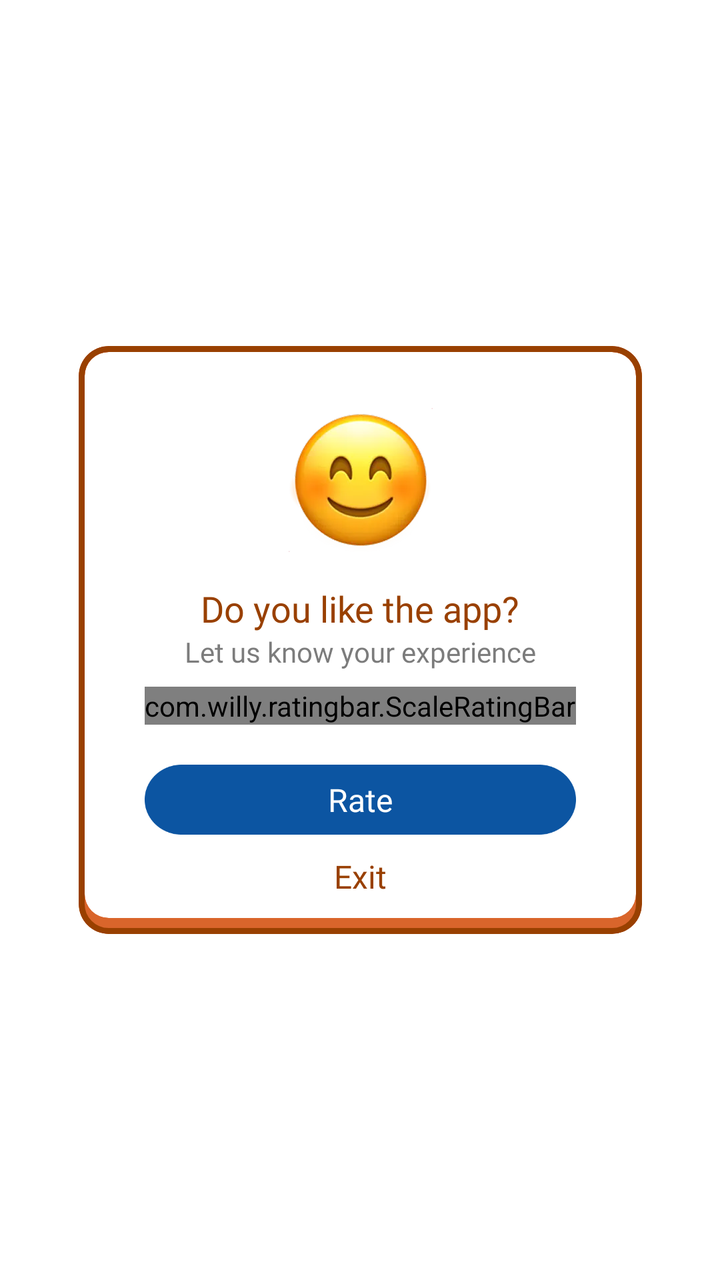
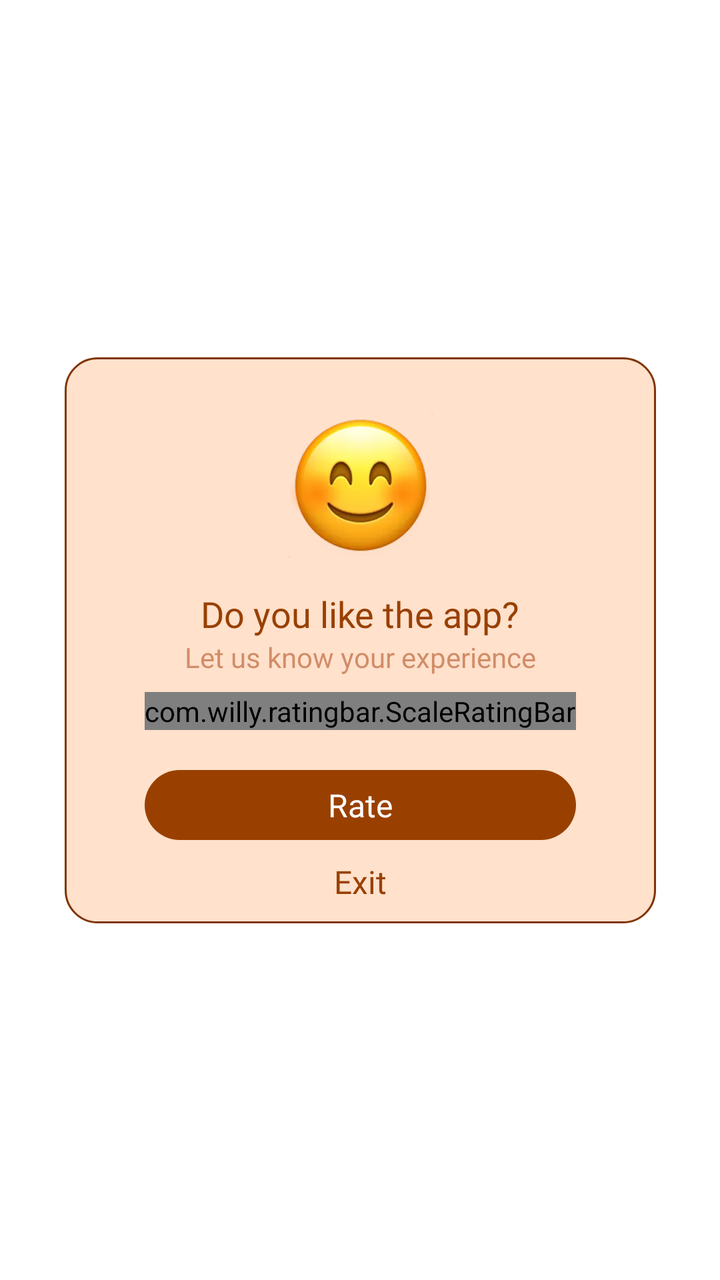

Before-and-after screenshots of an Android layout around one commit, followed by the original layout XML and the change that was made.
<!-- AndroidManifest.xml: application theme Base.Theme.BaseFragment -->
<!-- res/layout/dialog_rate.xml -->
<?xml version="1.0" encoding="utf-8"?>
<layout xmlns:android="http://schemas.android.com/apk/res/android"
    xmlns:app="http://schemas.android.com/apk/res-auto"
    xmlns:tools="http://schemas.android.com/tools">

    <androidx.constraintlayout.widget.ConstraintLayout
        android:layout_width="match_parent"
        android:layout_height="match_parent">


        <com.google.android.material.card.MaterialCardView
            android:id="@+id/material"
            android:layout_width="wrap_content"
            android:layout_height="wrap_content"
            android:layout_gravity="center"
            android:layout_marginHorizontal="@dimen/dimension_35"
            android:foreground="@color/transparent"
            app:cardBackgroundColor="@color/app_color2"
            app:cardCornerRadius="@dimen/dimension_15"
            app:layout_constraintBottom_toBottomOf="parent"
            app:layout_constraintEnd_toEndOf="parent"
            app:layout_constraintStart_toStartOf="parent"
            app:layout_constraintTop_toTopOf="parent"
            app:strokeColor="@color/app_color"
            app:strokeWidth="@dimen/dimension_3">

<com.google.android.material.card.MaterialCardView
    android:layout_width="wrap_content"
    android:layout_height="wrap_content"
    app:cardBackgroundColor="@color/white"
    android:layout_marginHorizontal="@dimen/dimension_3"
    android:layout_marginTop="@dimen/dimension_3"
    android:layout_marginBottom="@dimen/dimension_8"
    app:strokeWidth="@dimen/dimension_0"
    app:cardCornerRadius="@dimen/dimension_12">
    <androidx.constraintlayout.widget.ConstraintLayout
        android:id="@+id/contrainRate"
        android:layout_width="wrap_content"
        android:layout_height="wrap_content"
        android:layout_gravity="center"
        android:foreground="@color/transparent"
        android:paddingHorizontal="@dimen/dimension_30"
        app:layout_constraintBottom_toBottomOf="parent"
        app:layout_constraintTop_toTopOf="parent">

        <androidx.appcompat.widget.AppCompatImageView
            android:id="@+id/imvAvtRate"
            android:layout_width="@dimen/dimension_72"
            android:layout_height="@dimen/dimension_72"
            android:layout_marginTop="@dimen/dimension_28"
            android:src="@drawable/ic_rate_rero"
            app:layout_constraintEnd_toEndOf="parent"
            app:layout_constraintStart_toStartOf="parent"
            app:layout_constraintTop_toTopOf="parent" />

        <TextView
            android:id="@+id/tv1"
            android:layout_width="match_parent"
            android:layout_height="wrap_content"
            android:layout_marginTop="@dimen/dimension_16"
            android:fontFamily="@font/roboto_medium"
            android:freezesText="true"
            android:gravity="center"

            android:text="@string/zero_star_title"
            android:textColor="@color/app_color"
            android:textSize="@dimen/text_size_18"
            app:layout_constraintEnd_toEndOf="parent"
            app:layout_constraintStart_toStartOf="parent"
            app:layout_constraintTop_toBottomOf="@id/imvAvtRate"
            app:outerStrokeColor="@color/app_color"
            app:outerStrokeWidth="@dimen/dimension_1" />

        <androidx.appcompat.widget.AppCompatTextView
            android:id="@+id/tv2"
            android:layout_width="match_parent"
            android:layout_height="wrap_content"
            android:fontFamily="@font/roboto_regular"
            android:freezesText="true"
            android:gravity="center"
            android:text="@string/zero_star"
            android:textColor="@color/black5"
            android:textSize="@dimen/text_size_14"
            app:layout_constraintEnd_toEndOf="parent"
            app:layout_constraintStart_toStartOf="parent"
            app:layout_constraintTop_toBottomOf="@id/tv1" />

        <com.willy.ratingbar.ScaleRatingBar
            android:id="@+id/ll1"
            android:layout_width="wrap_content"
            android:layout_height="wrap_content"
            android:layout_marginTop="@dimen/dimension_8"
            app:layout_constraintEnd_toEndOf="parent"
            app:layout_constraintStart_toStartOf="parent"
            app:layout_constraintTop_toBottomOf="@id/tv2"
            app:srb_clearRatingEnabled="false"
            app:srb_clickable="true"
            app:srb_drawableEmpty="@drawable/ic_rate_not"
            app:srb_drawableFilled="@drawable/ic_rate"
            app:srb_isIndicator="false"
            app:srb_minimumStars="0"
            app:srb_numStars="0"
            app:srb_rating="0"
            app:srb_scrollable="true"
            app:srb_starHeight="@dimen/dimension_30"
            app:srb_starPadding="@dimen/dimension_4"
            app:srb_starWidth="@dimen/dimension_30"
            app:srb_stepSize="1" />

        <LinearLayout
            android:layout_width="@dimen/dimension_0"
            android:layout_height="wrap_content"
            android:gravity="center"
            android:orientation="vertical"
            app:layout_constraintBottom_toBottomOf="parent"
            app:layout_constraintEnd_toEndOf="parent"
            app:layout_constraintStart_toStartOf="parent"
            app:layout_constraintTop_toBottomOf="@id/ll1">

            <FrameLayout
                android:layout_width="match_parent"
                android:layout_height="@dimen/dimension_35"
                android:layout_marginTop="@dimen/dimension_20"
                android:background="@drawable/bg_rated"
                app:cardElevation="@dimen/dimension_0">

                <TextView
                    android:id="@+id/btnVote"
                    android:layout_width="match_parent"
                    android:layout_height="match_parent"
                    android:fontFamily="@font/roboto_medium"
                    android:gravity="center"
                    android:paddingVertical="@dimen/dimension_5"
                    android:text="@string/rate"
                    android:textAllCaps="false"
                    android:textColor="@color/white"
                    android:textSize="@dimen/text_size_16" />
            </FrameLayout>
            
            
            
            
            
            
            
            
            
            
            
            

            <androidx.appcompat.widget.AppCompatTextView
                android:id="@+id/btnExit"
                android:layout_width="wrap_content"
                android:layout_height="wrap_content"
                android:fontFamily="@font/roboto_medium"
                android:gravity="center"
                android:paddingHorizontal="@dimen/dimension_30"
                android:paddingVertical="@dimen/dimension_10"
                android:text="@string/exit"
                android:textAllCaps="false"
                android:textColor="@color/app_color"
                android:textSize="@dimen/text_size_16" />
        </LinearLayout>
    </androidx.constraintlayout.widget.ConstraintLayout>

</com.google.android.material.card.MaterialCardView>

        </com.google.android.material.card.MaterialCardView>

    </androidx.constraintlayout.widget.ConstraintLayout>
</layout>
<!-- resources referenced by this layout -->
<resources>
  <color name="app_color">#994000</color>
  <color name="app_color2">#D9652B</color>
  <color name="black5">#99242424</color>
  <color name="transparent">#00FFFFFF</color>
  <color name="white">#FFFFFFFF</color>
  <dimen name="dimension_0">0dp</dimen>
  <dimen name="dimension_1">1dp</dimen>
  <dimen name="dimension_10">10dp</dimen>
  <dimen name="dimension_12">12dp</dimen>
  <dimen name="dimension_15">15dp</dimen>
  <dimen name="dimension_16">16dp</dimen>
  <dimen name="dimension_20">20dp</dimen>
  <dimen name="dimension_28">28dp</dimen>
  <dimen name="dimension_3">3dp</dimen>
  <dimen name="dimension_30">30dp</dimen>
  <dimen name="dimension_35">35dp</dimen>
  <dimen name="dimension_4">4dp</dimen>
  <dimen name="dimension_5">5dp</dimen>
  <dimen name="dimension_72">72dp</dimen>
  <dimen name="dimension_8">8dp</dimen>
  <dimen name="text_size_14">14sp</dimen>
  <dimen name="text_size_16">16sp</dimen>
  <dimen name="text_size_18">18sp</dimen>
  <!-- drawable bg_rated: png bitmap (drawable, 3642 bytes) -->
  <!-- drawable ic_rate (drawable) -->
  <vector xmlns:android="http://schemas.android.com/apk/res/android"
      android:width="27dp"
      android:height="26dp"
      android:viewportWidth="27"
      android:viewportHeight="26">
      <path
          android:fillColor="#FFFFD700"
          android:pathData="M12.22 0.56c0.37-0.75 1.43-0.75 1.8 0l3.27 6.64c0.15 0.3 0.43 0.5 0.76 0.55l7.33 1.06c0.82 0.12 1.15 1.13 0.55 1.71l-5.3 5.17c-0.24 0.23-0.35 0.56-0.29 0.89l1.25 7.3c0.14 0.82-0.72 1.44-1.45 1.05l-6.56-3.44c-0.29-0.16-0.64-0.16-0.93 0L6.1 24.93c-0.73 0.39-1.59-0.23-1.45-1.05l1.26-7.3c0.05-0.33-0.06-0.66-0.3-0.89l-5.3-5.17c-0.59-0.58-0.26-1.59 0.56-1.7l7.33-1.07C8.5 7.7 8.79 7.5 8.94 7.2l3.28-6.64Z"/>
  </vector>
  <!-- drawable ic_rate_not (drawable) -->
  <vector xmlns:android="http://schemas.android.com/apk/res/android"
      android:width="27dp"
      android:height="26dp"
      android:viewportWidth="27"
      android:viewportHeight="26">
      <path
          android:fillColor="#FFC4C4C4"
          android:strokeColor="#FFFFFFFF"
          android:strokeWidth="1"
          android:pathData="M12.67 0.78c0.18-0.37 0.71-0.37 0.9 0l3.28 6.64c0.21 0.45 0.64 0.75 1.12 0.82l7.34 1.07c0.4 0.06 0.57 0.56 0.27 0.85l-5.3 5.17c-0.36 0.35-0.52 0.84-0.43 1.33l1.25 7.3c0.07 0.41-0.36 0.72-0.73 0.53l-6.55-3.45c-0.44-0.23-0.96-0.23-1.4 0L5.86 24.5c-0.36 0.2-0.8-0.12-0.72-0.53l1.25-7.3c0.08-0.49-0.08-0.98-0.43-1.33l-5.3-5.17c-0.3-0.29-0.14-0.8 0.27-0.85l7.33-1.07C8.75 8.17 9.17 7.87 9.4 7.42l3.28-6.64Z"/>
  </vector>
  <!-- drawable ic_rate_rero: webp bitmap (drawable, 8498 bytes) -->
  <string name="exit">Exit</string>
  <string name="rate">Rate</string>
  <string name="zero_star">Let us know your experience</string>
  <string name="zero_star_title">Do you like the app?</string>
  <style name="Base.Theme.BaseFragment" parent="Theme.Material3.DayNight.NoActionBar">
          
          
          <item name="android:windowTranslucentStatus">false</item>
          <item name="android:windowDrawsSystemBarBackgrounds">true</item>
          <item name="android:statusBarColor">@android:color/transparent</item>
          <item name="android:navigationBarColor">@android:color/transparent</item>
          <item name="android:windowSoftInputMode">adjustResize</item>
          <item name="android:windowBackground">@color/white</item>
          <item name="android:windowIsTranslucent">false</item>
          <item name="android:windowDisablePreview">true</item>
      </style>
</resources>

<!-- the commit's change to res/layout/dialog_rate.xml (unified diff, before → after) -->
@@ -8,165 +8,140 @@
         android:layout_height="match_parent">
 
 
-        <com.google.android.material.card.MaterialCardView
-            android:id="@+id/material"
-            android:layout_width="wrap_content"
-            android:layout_height="wrap_content"
-            android:layout_gravity="center"
-            android:layout_marginHorizontal="@dimen/dimension_35"
-            android:foreground="@color/transparent"
-            app:cardBackgroundColor="@color/app_color2"
-            app:cardCornerRadius="@dimen/dimension_15"
-            app:layout_constraintBottom_toBottomOf="parent"
-            app:layout_constraintEnd_toEndOf="parent"
-            app:layout_constraintStart_toStartOf="parent"
-            app:layout_constraintTop_toTopOf="parent"
-            app:strokeColor="@color/app_color"
-            app:strokeWidth="@dimen/dimension_3">
+        <androidx.constraintlayout.widget.ConstraintLayout
+                android:id="@+id/contrainRate"
+                android:layout_width="wrap_content"
+                android:layout_height="wrap_content"
+                android:layout_gravity="center"
+                android:background="@drawable/bg_16_cosplay"
+                android:foreground="@color/transparent"
+                android:paddingHorizontal="@dimen/dimension_40"
+                app:layout_constraintBottom_toBottomOf="parent"
+                app:layout_constraintTop_toTopOf="parent"
+                app:layout_constraintEnd_toEndOf="parent"
+                app:layout_constraintStart_toStartOf="parent">
 
-<com.google.android.material.card.MaterialCardView
-    android:layout_width="wrap_content"
-    android:layout_height="wrap_content"
-    app:cardBackgroundColor="@color/white"
-    android:layout_marginHorizontal="@dimen/dimension_3"
-    android:layout_marginTop="@dimen/dimension_3"
-    android:layout_marginBottom="@dimen/dimension_8"
-    app:strokeWidth="@dimen/dimension_0"
-    app:cardCornerRadius="@dimen/dimension_12">
-    <androidx.constraintlayout.widget.ConstraintLayout
-        android:id="@+id/contrainRate"
-        android:layout_width="wrap_content"
-        android:layout_height="wrap_content"
-        android:layout_gravity="center"
-        android:foreground="@color/transparent"
-        android:paddingHorizontal="@dimen/dimension_30"
-        app:layout_constraintBottom_toBottomOf="parent"
-        app:layout_constraintTop_toTopOf="parent">
+            <androidx.appcompat.widget.AppCompatImageView
+                    android:id="@+id/imvAvtRate"
+                    android:layout_width="@dimen/dimension_72"
+                    android:layout_height="@dimen/dimension_72"
+                    android:layout_marginTop="@dimen/dimension_28"
+                    android:src="@drawable/ic_rate_rero"
+                    app:layout_constraintEnd_toEndOf="parent"
+                    app:layout_constraintStart_toStartOf="parent"
+                    app:layout_constraintTop_toTopOf="parent"/>
 
-        <androidx.appcompat.widget.AppCompatImageView
-            android:id="@+id/imvAvtRate"
-            android:layout_width="@dimen/dimension_72"
-            android:layout_height="@dimen/dimension_72"
-            android:layout_marginTop="@dimen/dimension_28"
-            android:src="@drawable/ic_rate_rero"
-            app:layout_constraintEnd_toEndOf="parent"
-            app:layout_constraintStart_toStartOf="parent"
-            app:layout_constraintTop_toTopOf="parent" />
+            <TextView
+                    android:id="@+id/tv1"
+                    android:layout_width="match_parent"
+                    android:layout_height="wrap_content"
+                    android:layout_marginTop="@dimen/dimension_16"
+                    android:fontFamily="@font/roboto_medium"
+                    android:freezesText="true"
+                    android:gravity="center"
 
-        <TextView
-            android:id="@+id/tv1"
-            android:layout_width="match_parent"
-            android:layout_height="wrap_content"
-            android:layout_marginTop="@dimen/dimension_16"
-            android:fontFamily="@font/roboto_medium"
-            android:freezesText="true"
-            android:gravity="center"
-
-            android:text="@string/zero_star_title"
-            android:textColor="@color/app_color"
-            android:textSize="@dimen/text_size_18"
-            app:layout_constraintEnd_toEndOf="parent"
-            app:layout_constraintStart_toStartOf="parent"
-            app:layout_constraintTop_toBottomOf="@id/imvAvtRate"
-            app:outerStrokeColor="@color/app_color"
-            app:outerStrokeWidth="@dimen/dimension_1" />
-
-        <androidx.appcompat.widget.AppCompatTextView
-            android:id="@+id/tv2"
-            android:layout_width="match_parent"
-            android:layout_height="wrap_content"
-            android:fontFamily="@font/roboto_regular"
-            android:freezesText="true"
-            android:gravity="center"
-            android:text="@string/zero_star"
-            android:textColor="@color/black5"
-            android:textSize="@dimen/text_size_14"
-            app:layout_constraintEnd_toEndOf="parent"
-            app:layout_constraintStart_toStartOf="parent"
-            app:layout_constraintTop_toBottomOf="@id/tv1" />
-
-        <com.willy.ratingbar.ScaleRatingBar
-            android:id="@+id/ll1"
-            android:layout_width="wrap_content"
-            android:layout_height="wrap_content"
-            android:layout_marginTop="@dimen/dimension_8"
-            app:layout_constraintEnd_toEndOf="parent"
-            app:layout_constraintStart_toStartOf="parent"
-            app:layout_constraintTop_toBottomOf="@id/tv2"
-            app:srb_clearRatingEnabled="false"
-            app:srb_clickable="true"
-            app:srb_drawableEmpty="@drawable/ic_rate_not"
-            app:srb_drawableFilled="@drawable/ic_rate"
-            app:srb_isIndicator="false"
-            app:srb_minimumStars="0"
-            app:srb_numStars="0"
-            app:srb_rating="0"
-            app:srb_scrollable="true"
-            app:srb_starHeight="@dimen/dimension_30"
-            app:srb_starPadding="@dimen/dimension_4"
-            app:srb_starWidth="@dimen/dimension_30"
-            app:srb_stepSize="1" />
-
-        <LinearLayout
-            android:layout_width="@dimen/dimension_0"
-            android:layout_height="wrap_content"
-            android:gravity="center"
-            android:orientation="vertical"
-            app:layout_constraintBottom_toBottomOf="parent"
-            app:layout_constraintEnd_toEndOf="parent"
-            app:layout_constraintStart_toStartOf="parent"
-            app:layout_constraintTop_toBottomOf="@id/ll1">
-
-            <FrameLayout
-                android:layout_width="match_parent"
-                android:layout_height="@dimen/dimension_35"
-                android:layout_marginTop="@dimen/dimension_20"
-                android:background="@drawable/bg_rated"
-                app:cardElevation="@dimen/dimension_0">
-
-                <TextView
-                    android:id="@+id/btnVote"
-                    android:layout_width="match_parent"
-                    android:layout_height="match_parent"
-                    android:fontFamily="@font/roboto_medium"
-                    android:gravity="center"
-                    android:paddingVertical="@dimen/dimension_5"
-                    android:text="@string/rate"
-                    android:textAllCaps="false"
-                    android:textColor="@color/white"
-                    android:textSize="@dimen/text_size_16" />
-            </FrameLayout>
-            
-            
-            
-            
-            
-            
-            
-            
-            
-            
-            
-            
+                    android:text="@string/zero_star_title"
+                    android:textColor="@color/app_color"
+                    android:textSize="@dimen/text_size_18"
+                    app:layout_constraintEnd_toEndOf="parent"
+                    app:layout_constraintStart_toStartOf="parent"
+                    app:layout_constraintTop_toBottomOf="@id/imvAvtRate"
+                    app:outerStrokeColor="@color/app_color"
+                    app:outerStrokeWidth="@dimen/dimension_1"/>
 
             <androidx.appcompat.widget.AppCompatTextView
-                android:id="@+id/btnExit"
-                android:layout_width="wrap_content"
-                android:layout_height="wrap_content"
-                android:fontFamily="@font/roboto_medium"
-                android:gravity="center"
-                android:paddingHorizontal="@dimen/dimension_30"
-                android:paddingVertical="@dimen/dimension_10"
-                android:text="@string/exit"
-                android:textAllCaps="false"
-                android:textColor="@color/app_color"
-                android:textSize="@dimen/text_size_16" />
-        </LinearLayout>
-    </androidx.constraintlayout.widget.ConstraintLayout>
+                    android:id="@+id/tv2"
+                    android:layout_width="match_parent"
+                    android:layout_height="wrap_content"
+                    android:fontFamily="@font/roboto_regular"
+                    android:freezesText="true"
+                    android:gravity="center"
+                    android:text="@string/zero_star"
+                    android:textColor="@color/app_color12"
+                    android:textSize="@dimen/text_size_14"
+                    app:layout_constraintEnd_toEndOf="parent"
+                    app:layout_constraintStart_toStartOf="parent"
+                    app:layout_constraintTop_toBottomOf="@id/tv1"/>
 
-</com.google.android.material.card.MaterialCardView>
+            <com.willy.ratingbar.ScaleRatingBar
+                    android:id="@+id/ll1"
+                    android:layout_width="wrap_content"
+                    android:layout_height="wrap_content"
+                    android:layout_marginTop="@dimen/dimension_8"
+                    app:layout_constraintEnd_toEndOf="parent"
+                    app:layout_constraintStart_toStartOf="parent"
+                    app:layout_constraintTop_toBottomOf="@id/tv2"
+                    app:srb_clearRatingEnabled="false"
+                    app:srb_clickable="true"
+                    app:srb_drawableEmpty="@drawable/ic_rate_not"
+                    app:srb_drawableFilled="@drawable/ic_rate"
+                    app:srb_isIndicator="false"
+                    app:srb_minimumStars="0"
+                    app:srb_numStars="0"
+                    app:srb_rating="0"
+                    app:srb_scrollable="true"
+                    app:srb_starHeight="@dimen/dimension_30"
+                    app:srb_starPadding="@dimen/dimension_4"
+                    app:srb_starWidth="@dimen/dimension_30"
+                    app:srb_stepSize="1"/>
 
-        </com.google.android.material.card.MaterialCardView>
+            <LinearLayout
+                    android:layout_width="@dimen/dimension_0"
+                    android:layout_height="wrap_content"
+                    android:gravity="center"
+                    android:orientation="vertical"
+                    app:layout_constraintBottom_toBottomOf="parent"
+                    app:layout_constraintEnd_toEndOf="parent"
+                    app:layout_constraintStart_toStartOf="parent"
+                    app:layout_constraintTop_toBottomOf="@id/ll1">
+
+                <FrameLayout
+                        android:layout_width="match_parent"
+                        android:layout_height="@dimen/dimension_35"
+                        android:layout_marginTop="@dimen/dimension_20"
+                        android:background="@drawable/bg_rated"
+                        app:cardElevation="@dimen/dimension_0">
+
+                    <TextView
+                            android:id="@+id/btnVote"
+                            android:layout_width="match_parent"
+                            android:layout_height="match_parent"
+                            android:fontFamily="@font/roboto_medium"
+                            android:gravity="center"
+                            android:paddingVertical="@dimen/dimension_5"
+                            android:text="@string/rate"
+                            android:textAllCaps="false"
+                            android:textColor="@color/white"
+                            android:textSize="@dimen/text_size_16"/>
+                </FrameLayout>
+                
+                
+                
+                
+                
+                
+                
+                
+                
+                
+                
+                
+
+                <androidx.appcompat.widget.AppCompatTextView
+                        android:id="@+id/btnExit"
+                        android:layout_width="wrap_content"
+                        android:layout_height="wrap_content"
+                        android:fontFamily="@font/roboto_medium"
+                        android:gravity="center"
+                        android:paddingHorizontal="@dimen/dimension_30"
+                        android:paddingVertical="@dimen/dimension_10"
+                        android:text="@string/exit"
+                        android:textAllCaps="false"
+                        android:textColor="@color/app_color"
+                        android:textSize="@dimen/text_size_16"/>
+            </LinearLayout>
+        </androidx.constraintlayout.widget.ConstraintLayout>
+
 
     </androidx.constraintlayout.widget.ConstraintLayout>
 </layout>
<!-- resource entries referenced after the edit -->
@@ -1,50 +1,57 @@
 <!-- resources referenced by this layout -->
 <resources>
   <color name="app_color">#994000</color>
-  <color name="app_color2">#D9652B</color>
-  <color name="black5">#99242424</color>
+  <color name="app_color12">#99B25324</color>
   <color name="transparent">#00FFFFFF</color>
   <color name="white">#FFFFFFFF</color>
   <dimen name="dimension_0">0dp</dimen>
   <dimen name="dimension_1">1dp</dimen>
   <dimen name="dimension_10">10dp</dimen>
-  <dimen name="dimension_12">12dp</dimen>
-  <dimen name="dimension_15">15dp</dimen>
   <dimen name="dimension_16">16dp</dimen>
   <dimen name="dimension_20">20dp</dimen>
   <dimen name="dimension_28">28dp</dimen>
-  <dimen name="dimension_3">3dp</dimen>
   <dimen name="dimension_30">30dp</dimen>
   <dimen name="dimension_35">35dp</dimen>
   <dimen name="dimension_4">4dp</dimen>
+  <dimen name="dimension_40">40dp</dimen>
   <dimen name="dimension_5">5dp</dimen>
   <dimen name="dimension_72">72dp</dimen>
   <dimen name="dimension_8">8dp</dimen>
   <dimen name="text_size_14">14sp</dimen>
   <dimen name="text_size_16">16sp</dimen>
   <dimen name="text_size_18">18sp</dimen>
-  <!-- drawable bg_rated: png bitmap (drawable, 3642 bytes) -->
+  <!-- drawable bg_16_cosplay (drawable) -->
+  <?xml version="1.0" encoding="utf-8"?>
+  <shape xmlns:android="http://schemas.android.com/apk/res/android">
+      <solid android:color="@color/app_color9" />
+      <stroke android:color="@color/app_color8" android:width="@dimen/dimension_1"/>
+      <corners android:radius="@dimen/dimension_16" />
+  </shape>
+  <!-- drawable bg_rated (drawable) -->
+  <?xml version="1.0" encoding="utf-8"?>
+  <shape xmlns:android="http://schemas.android.com/apk/res/android">
+      <solid android:color="@color/app_color" />
+      <corners android:radius="@dimen/dimension_100" />
+  </shape>
   <!-- drawable ic_rate (drawable) -->
   <vector xmlns:android="http://schemas.android.com/apk/res/android"
-      android:width="27dp"
-      android:height="26dp"
-      android:viewportWidth="27"
-      android:viewportHeight="26">
+          android:width="27dp"
+          android:height="26dp"
+          android:viewportWidth="27"
+          android:viewportHeight="26">
       <path
-          android:fillColor="#FFFFD700"
-          android:pathData="M12.22 0.56c0.37-0.75 1.43-0.75 1.8 0l3.27 6.64c0.15 0.3 0.43 0.5 0.76 0.55l7.33 1.06c0.82 0.12 1.15 1.13 0.55 1.71l-5.3 5.17c-0.24 0.23-0.35 0.56-0.29 0.89l1.25 7.3c0.14 0.82-0.72 1.44-1.45 1.05l-6.56-3.44c-0.29-0.16-0.64-0.16-0.93 0L6.1 24.93c-0.73 0.39-1.59-0.23-1.45-1.05l1.26-7.3c0.05-0.33-0.06-0.66-0.3-0.89l-5.3-5.17c-0.59-0.58-0.26-1.59 0.56-1.7l7.33-1.07C8.5 7.7 8.79 7.5 8.94 7.2l3.28-6.64Z"/>
+              android:fillColor="#FFFFCD00"
+              android:pathData="M12.22 0.56c0.37-0.75 1.43-0.75 1.8 0l3.27 6.64c0.15 0.3 0.43 0.5 0.76 0.55l7.33 1.06c0.82 0.12 1.15 1.13 0.55 1.71l-5.3 5.17c-0.24 0.23-0.35 0.56-0.29 0.89l1.25 7.3c0.14 0.82-0.72 1.44-1.45 1.05l-6.56-3.44c-0.29-0.16-0.64-0.16-0.93 0L6.1 24.93c-0.73 0.39-1.59-0.23-1.45-1.05l1.26-7.3c0.05-0.33-0.06-0.66-0.3-0.89l-5.3-5.17c-0.59-0.58-0.26-1.59 0.56-1.7l7.33-1.07C8.52 7.7 8.79 7.5 8.94 7.2l3.28-6.64Z"/>
   </vector>
   <!-- drawable ic_rate_not (drawable) -->
   <vector xmlns:android="http://schemas.android.com/apk/res/android"
-      android:width="27dp"
-      android:height="26dp"
-      android:viewportWidth="27"
-      android:viewportHeight="26">
+          android:width="27dp"
+          android:height="26dp"
+          android:viewportWidth="27"
+          android:viewportHeight="26">
       <path
-          android:fillColor="#FFC4C4C4"
-          android:strokeColor="#FFFFFFFF"
-          android:strokeWidth="1"
-          android:pathData="M12.67 0.78c0.18-0.37 0.71-0.37 0.9 0l3.28 6.64c0.21 0.45 0.64 0.75 1.12 0.82l7.34 1.07c0.4 0.06 0.57 0.56 0.27 0.85l-5.3 5.17c-0.36 0.35-0.52 0.84-0.43 1.33l1.25 7.3c0.07 0.41-0.36 0.72-0.73 0.53l-6.55-3.45c-0.44-0.23-0.96-0.23-1.4 0L5.86 24.5c-0.36 0.2-0.8-0.12-0.72-0.53l1.25-7.3c0.08-0.49-0.08-0.98-0.43-1.33l-5.3-5.17c-0.3-0.29-0.14-0.8 0.27-0.85l7.33-1.07C8.75 8.17 9.17 7.87 9.4 7.42l3.28-6.64Z"/>
+              android:fillColor="#FFC4C4C4"
+              android:pathData="M12.22 0.56c0.37-0.75 1.43-0.75 1.8 0l3.27 6.64c0.15 0.3 0.43 0.5 0.76 0.55l7.33 1.06c0.82 0.12 1.15 1.13 0.55 1.71l-5.3 5.17c-0.24 0.23-0.35 0.56-0.29 0.89l1.25 7.3c0.14 0.82-0.72 1.44-1.45 1.05l-6.56-3.44c-0.29-0.16-0.64-0.16-0.93 0L6.1 24.93c-0.73 0.39-1.59-0.23-1.45-1.05l1.26-7.3c0.05-0.33-0.06-0.66-0.3-0.89l-5.3-5.17c-0.59-0.58-0.26-1.59 0.56-1.7l7.33-1.07C8.52 7.7 8.79 7.5 8.94 7.2l3.28-6.64Z"/>
   </vector>
   <!-- drawable ic_rate_rero: webp bitmap (drawable, 8498 bytes) -->
   <string name="exit">Exit</string>
@@ -63,5 +70,8 @@
           <item name="android:windowIsTranslucent">false</item>
           <item name="android:windowDisablePreview">true</item>
       </style>
+  <color name="app_color9">#FFE1CC</color>
+  <color name="app_color8">#803500</color>
+  <dimen name="dimension_100">100dp</dimen>
 </resources>
 
